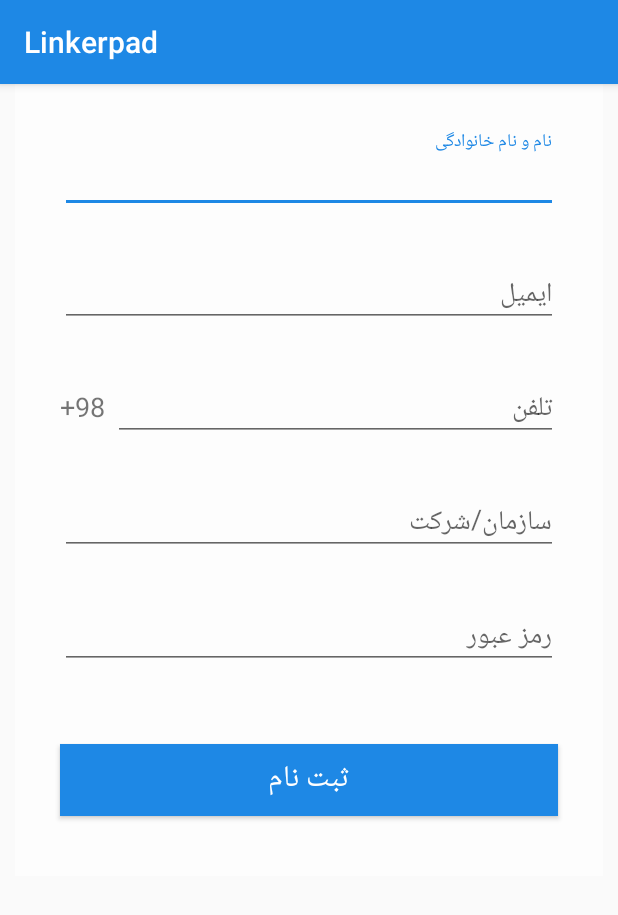
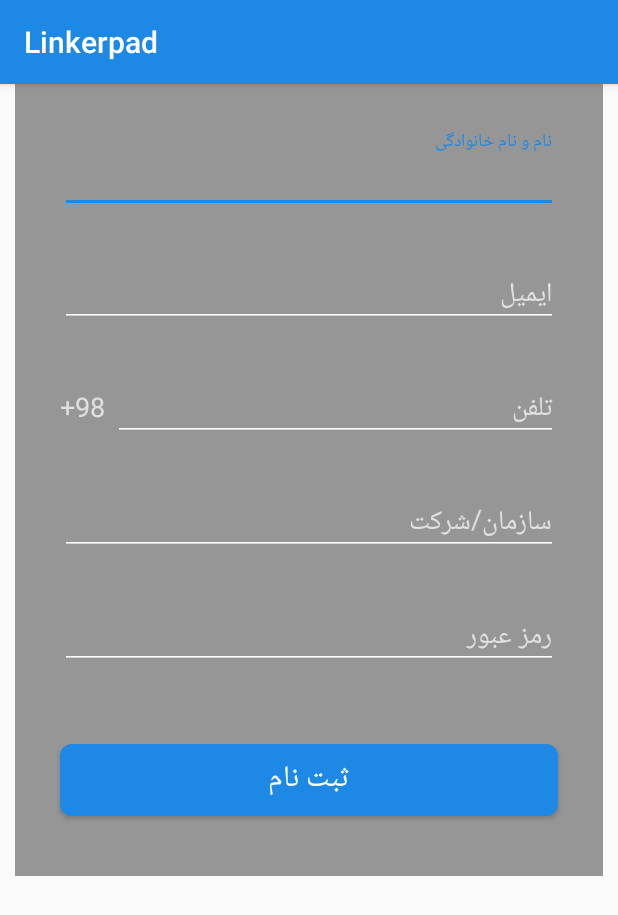
Before and after one commit to LinkerpadStartup/Linkerpad-phase0-, an Android app: the fragment RegisterFragment shown on its own in the app's theme, on a phone screen of 412 x 824 dp. Shown: the top 915 px of the screen. Run offline under Robolectric (Android 15) with nearby library versions, the light colour scheme and no system bars.

Commit message:
some changes in ui

```diff
--- a/app/src/main/java/com/linkerpad/linkerpad/MainActivity.kt
+++ b/app/src/main/java/com/linkerpad/linkerpad/MainActivity.kt
@@ -40,7 +40,7 @@ class MainActivity : AppCompatActivity(), NavigationView.OnNavigationItemSelecte
 
     private fun setupViewPager(viewPager: ViewPager) {
         val adapter = RegLoginPagerAdapter(supportFragmentManager)
-        adapter.addFragment(RegisterFragment(), "داشبورد")
+        adapter.addFragment(ProjectsFragment(), "داشبورد")
         adapter.addFragment(ProjectsFragment(), "پروژه ها")
         viewPager.adapter = adapter
 
--- /dev/null
+++ b/app/src/main/res/drawable/round_btn_primary.xml
@@ -0,0 +1,7 @@
+<?xml version="1.0" encoding="utf-8"?>
+<shape xmlns:android="http://schemas.android.com/apk/res/android"
+    android:shape="rectangle" >
+    <solid android:color="@color/colorPrimary" />
+    <corners android:radius="8dp" />
+
+</shape>
--- a/app/src/main/res/layout/content_main.xml
+++ b/app/src/main/res/layout/content_main.xml
@@ -75,6 +75,7 @@
         android:layout_height="wrap_content"
         android:layout_alignParentLeft="true"
         android:clickable="true"
+        android:backgroundTint="@color/colorPrimary"
         android:focusable="true"
         android:layout_alignParentBottom="true"
         android:layout_margin="10dp"
--- a/app/src/main/res/layout/nav_header_main.xml
+++ b/app/src/main/res/layout/nav_header_main.xml
@@ -31,9 +31,8 @@
         android:paddingBottom="4dp"
         android:paddingLeft="16dp"
         android:paddingRight="4dp"
-        android:text="milad@email.com"
+        android:text="miladkardgar@email.com"
         android:textColor="@color/white"
-        android:textSize="18sp"
-        android:textStyle="bold" />
+        android:textSize="16sp" />
 
 </LinearLayout>
--- a/app/src/main/res/layout/register_fragment_layout.xml
+++ b/app/src/main/res/layout/register_fragment_layout.xml
@@ -16,7 +16,7 @@
             android:layout_height="wrap_content"
             android:layout_marginLeft="10dp"
             android:layout_marginRight="10dp"
-            android:background="#99ffffff"
+            android:background="#66000000"
             android:orientation="vertical"
             android:padding="10dp">
 
@@ -24,6 +24,8 @@
                 android:id="@+id/inputLayoutName"
                 android:layout_width="match_parent"
                 android:layout_height="wrap_content"
+                app:boxStrokeColor="@color/white"
+                android:textColorHint="@color/gray300"
                 android:layout_margin="20dp">
 
                 <EditText
@@ -31,6 +33,7 @@
                     android:layout_width="match_parent"
                     android:layout_height="wrap_content"
                     android:hint="نام و نام خانوادگی"
+                    android:backgroundTint="@color/white"
                     android:inputType="text"
                     android:maxLength="100"
                     android:textColor="#fff" />
@@ -42,6 +45,7 @@
                 android:layout_height="wrap_content"
                 android:layout_alignParentBottom="true"
                 android:layout_marginLeft="20dp"
+                android:textColorHint="@color/gray300"
                 android:layout_marginRight="20dp">
 
                 <EditText
@@ -49,6 +53,8 @@
                     android:layout_width="match_parent"
                     android:layout_height="wrap_content"
                     android:hint="ایمیل"
+                    android:textColor="@color/white"
+                    android:backgroundTint="@color/white"
                     android:inputType="textEmailAddress" />
             </android.support.design.widget.TextInputLayout>
 
@@ -66,6 +72,7 @@
                     android:layout_height="match_parent"
                     android:gravity="center"
                     android:paddingTop="10dp"
+                    android:textColor="@color/gray300"
                     android:text="+98"
                     android:textSize="18dp" />
 
@@ -73,6 +80,7 @@
                     android:id="@+id/inputLayoutPhone"
                     android:layout_width="match_parent"
                     android:layout_height="wrap_content"
+                    android:textColorHint="@color/gray300"
                     android:layout_marginLeft="5dp">
 
                     <EditText
@@ -81,6 +89,8 @@
                         android:layout_height="wrap_content"
                         android:hint="تلفن"
                         android:inputType="phone"
+                        android:textColor="@color/white"
+                        android:backgroundTint="@color/white"
                         android:maxLength="10"
                         android:textSize="18dp" />
                 </android.support.design.widget.TextInputLayout>
@@ -91,7 +101,9 @@
                 android:layout_width="match_parent"
                 android:layout_height="wrap_content"
                 android:layout_marginLeft="20dp"
+                android:textColorHint="@color/gray300"
                 android:layout_marginRight="20dp"
+                android:backgroundTint="@color/white"
                 android:layout_marginTop="20dp">
 
                 <EditText
@@ -99,6 +111,8 @@
                     android:layout_width="match_parent"
                     android:layout_height="wrap_content"
                     android:hint="سازمان/شرکت"
+                    android:textColor="@color/white"
+                    android:backgroundTint="@color/white"
                     android:maxLength="100" />
             </android.support.design.widget.TextInputLayout>
 
@@ -108,6 +122,7 @@
                 android:layout_width="match_parent"
                 android:layout_height="wrap_content"
                 android:layout_marginLeft="20dp"
+                android:textColorHint="@color/gray300"
                 android:layout_marginRight="20dp"
                 android:layout_marginTop="20dp">
 
@@ -116,6 +131,8 @@
                     android:layout_width="match_parent"
                     android:layout_height="wrap_content"
                     android:hint="رمز عبور"
+                    android:textColor="@color/white"
+                    android:backgroundTint="@color/white"
                     android:inputType="textEmailAddress" />
             </android.support.design.widget.TextInputLayout>
 
@@ -126,7 +143,7 @@
                 android:layout_marginLeft="20dp"
                 android:layout_marginRight="20dp"
                 android:layout_marginTop="50dp"
-                android:background="@color/colorPrimary"
+                android:background="@drawable/round_btn_primary"
                 android:foreground="?android:attr/selectableItemBackground"
                 android:text="ثبت نام"
                 android:textColor="#fff"
```
Also changed, not shown: app/src/main/java/com/linkerpad/linkerpad/RegLoginHolderActivity.kt (+9 -1 lines), app/src/main/res/layout/account_info_layout.xml (+13 -12 lines), app/src/main/res/layout/login_fragment_layout.xml (+9 -2 lines), app/src/main/res/layout/reg_login_holder_layout.xml (+8 -7 lines), app/src/main/res/drawable/back90.jpg (added).
